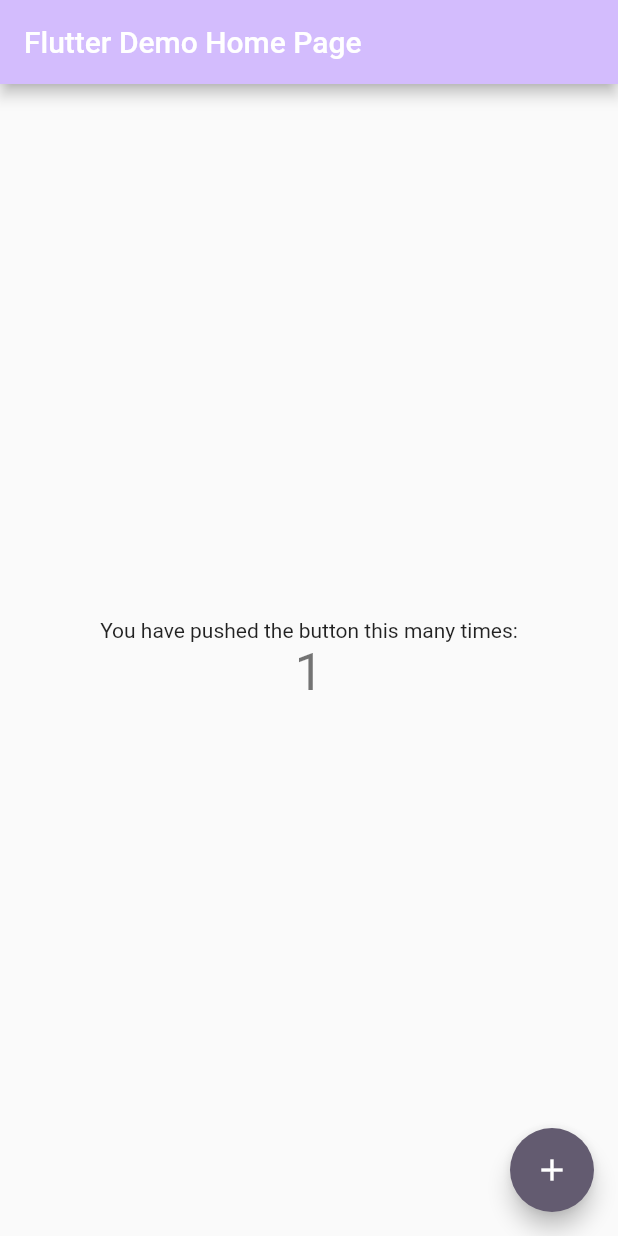
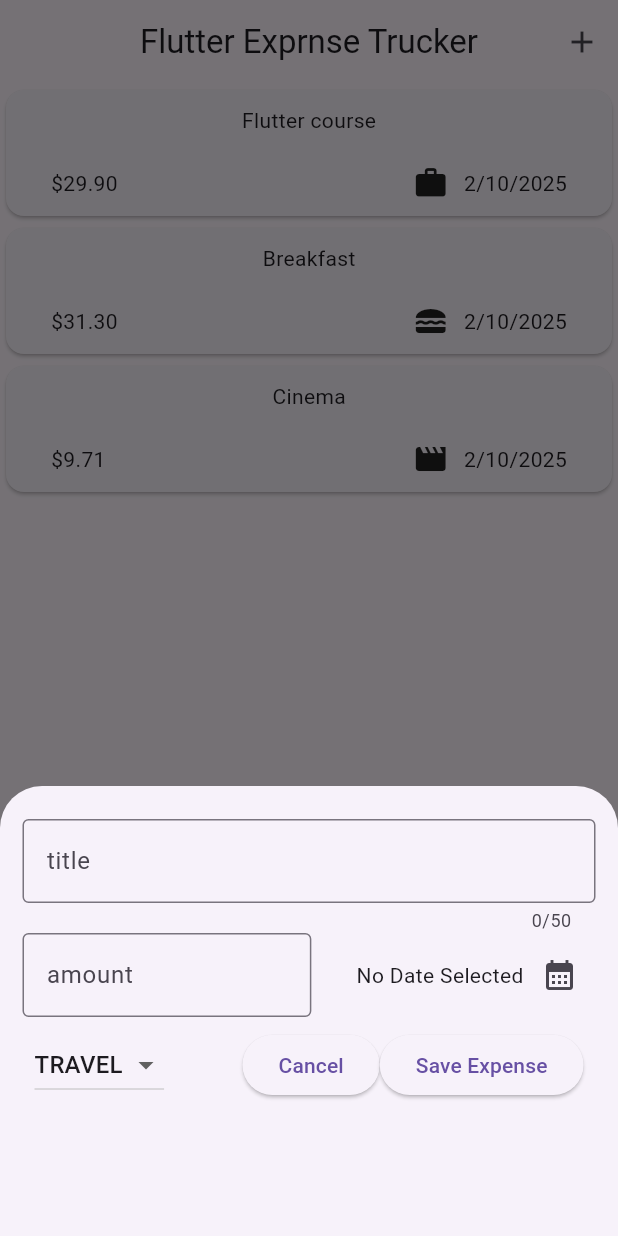
Before and after one commit to Zeina6699/Expenses-App, a Flutter app: the screen it shows after launch, after a tap on the "add" icon, on a phone screen of 412 x 824 dp. Run offline on Flutter 3.47's test engine with Material 3 defaults, Android fonts, the light colour scheme and no system bars.

Commit message:
create custom Drop Down Bottom

```diff
--- a/lib/Models/expense.dart
+++ b/lib/Models/expense.dart
@@ -1,13 +1,28 @@
 import 'package:flutter/material.dart';
 import 'package:uuid/uuid.dart';
+import 'package:intl/intl.dart';
+const uuid =Uuid();
 
-const uuid =Uuid();
+enum Category {food,travel,leisure,work}
+final dateTime=DateFormat.yMd();
+
+
+const categoryIcons = {
+  Category.food: Icons.lunch_dining,
+  Category.travel: Icons.flight_takeoff,
+  Category.leisure: Icons.movie,
+  Category.work: Icons.work,
+};
+
 
 class Expense {
   final String id;
   final String title;
   final double amount;
   final DateTime date;
+  final Category category;
 
-  Expense({required this.title, required this.amount, required this.date}):id=uuid.v4();
+  String get formattedDate{return dateTime.format(date);}
+
+  Expense({required this.category,required this.title, required this.amount, required this.date}):id=uuid.v4();
 }
--- /dev/null
+++ b/lib/Screens/expanses_Screen.dart
@@ -0,0 +1,43 @@
+import 'package:expansess_appp/Models/expense.dart';
+import 'package:expansess_appp/Widgets/expanses_list.dart';
+import 'package:expansess_appp/Widgets/new_expense.dart';
+import 'package:flutter/material.dart';
+
+class Expanses extends StatefulWidget {
+  const Expanses({super.key});
+
+  @override
+  State<Expanses> createState() => _ExpansesState();
+}
+
+class _ExpansesState extends State<Expanses> {
+final List<Expense> expenseList=[
+Expense(category: Category.work, title:'Flutter course', amount:29.9, date: DateTime.now()),
+Expense(category: Category.food, title:'Breakfast', amount:31.3, date: DateTime.now()),
+Expense(category: Category.leisure, title:'Cinema', amount:9.71, date: DateTime.now())
+];
+
+  @override
+  Widget build(BuildContext context) {
+    return Scaffold(
+      appBar: AppBar(title:const Text('Flutter Exprnse Trucker'),centerTitle: true,
+      actions: [IconButton(onPressed:(){
+                    showModalBottomSheet (context: context, builder:(context){
+      return NewExpense();
+});
+
+      }, icon:const Icon(Icons.add)) ],
+      ),
+      body:Center(
+        child:expanceListView(expenseList: expenseList)
+
+        // SingleChildScrollView(
+       //   child: Column(
+         //   children: [
+        //   ...expenseList.map((e)=>Text(e.title)
+       //   )],
+          ),
+        );
+
+  }
+}
--- /dev/null
+++ b/lib/Widgets/custom_drop_down_bottom.dart
@@ -0,0 +1,26 @@
+import 'package:expansess_appp/Models/expense.dart';
+import 'package:flutter/material.dart';
+
+class CustomDropDownBottom extends StatefulWidget {
+ CustomDropDownBottom({super.key, required this.selectedCategory});
+ Category selectedCategory;
+
+  @override
+  State<CustomDropDownBottom> createState() => _CustomDropDownBottomState();
+}
+
+class _CustomDropDownBottomState extends State<CustomDropDownBottom> {
+  @override
+  Widget build(BuildContext context) {
+     return DropdownButton(
+                dropdownColor: Colors.grey,
+                value: widget.selectedCategory,
+                items:Category.values.map((e)=>DropdownMenuItem(value: e, child: Text(e.name.toUpperCase()))).toList(),
+                onChanged:(newCat){
+                if(newCat==null){return;}
+                setState(() {
+                widget.selectedCategory=newCat;
+                });
+                });
+  }
+}
--- /dev/null
+++ b/lib/Widgets/custom_text_field.dart
@@ -0,0 +1,35 @@
+
+import 'package:flutter/material.dart';
+
+class CustomTextField extends StatelessWidget {
+ CustomTextField({
+    super.key,
+    required this.controller,
+     required this.title,
+    this.type,
+    this.maxLength,
+     this.prefixText
+  });
+
+  final TextEditingController controller;
+  final String title;
+  TextInputType? type;
+  int? maxLength;
+  String? prefixText;
+
+
+  @override
+  Widget build(BuildContext context) {
+    return TextField(
+      controller: controller,
+     // onChanged: saveTitle,
+      maxLength: maxLength,
+    keyboardType:type ,
+      decoration: InputDecoration(
+        prefixText:prefixText ,
+
+        border:const OutlineInputBorder(),
+        label: Text(title),),
+    );
+  }
+}
--- a/lib/Widgets/expanses.dart
+++ /dev/null
@@ -1,26 +0,0 @@
-import 'package:flutter/material.dart';
-
-class Expanses extends StatefulWidget {
-  const Expanses({super.key});
-
-  @override
-  State<Expanses> createState() => _ExpansesState();
-}
-
-class _ExpansesState extends State<Expanses> {
-  @override
-  Widget build(BuildContext context) {
-    return Scaffold(
-      appBar: AppBar(title: Text('data'),),
-      body: Center(
-        child: Column(
-
-          children: [
-            Text('data'),
-            Text('data')
-          ],
-        ),
-      ),
-    );
-  }
-}
--- /dev/null
+++ b/lib/Widgets/expanses_item.dart
@@ -0,0 +1,35 @@
+import 'package:expansess_appp/Models/expense.dart';
+import 'package:flutter/material.dart';
+
+class ExpansesItem extends StatelessWidget {
+  const ExpansesItem(this.expense, {super.key});
+  final Expense expense;
+  @override
+  Widget build(BuildContext context) {
+    return Card(
+      child: Padding(
+        padding:const EdgeInsets.symmetric(vertical: 10,horizontal: 30),
+        child: Column(
+          children: [
+            Text(expense.title),
+            const SizedBox(height: 20,),
+            Row(children: [
+              Text('\$${expense.amount.toStringAsFixed(2)}'),
+              const Spacer(),
+              Row(children: [
+                Icon(categoryIcons[expense.category]),
+              const SizedBox(width: 10,),
+                Text(expense.formattedDate)
+
+
+              ],
+
+
+              )
+            ],)
+          ],
+        ),
+      ),
+    );
+  }
+}
--- /dev/null
+++ b/lib/Widgets/expanses_list.dart
@@ -0,0 +1,21 @@
+import 'package:expansess_appp/Models/expense.dart';
+import 'package:expansess_appp/Widgets/expanses_item.dart';
+import 'package:flutter/material.dart';
+
+class expanceListView extends StatelessWidget {
+  const expanceListView({
+    super.key,
+    required this.expenseList,
+  });
+
+  final List<Expense> expenseList;
+
+  @override
+  Widget build(BuildContext context) {
+    return ListView.builder(
+      itemCount:expenseList.length,
+      itemBuilder:(context,index){
+      return ExpansesItem(expenseList[index]);
+    });
+  }
+}
--- /dev/null
+++ b/lib/Widgets/new_expense.dart
@@ -0,0 +1,87 @@
+
+
+import 'package:expansess_appp/Models/expense.dart';
+import 'package:expansess_appp/Widgets/custom_drop_down_bottom.dart';
+import 'package:expansess_appp/Widgets/custom_text_field.dart';
+import 'package:flutter/material.dart';
+import 'package:intl/intl.dart';
+
+class NewExpense extends StatefulWidget {
+  const NewExpense({super.key});
+
+  @override
+  State<NewExpense> createState() => _NewExpenseState();
+}
+
+
+
+class _NewExpenseState extends State<NewExpense> {
+
+/*  var title='';
+  void saveTitle(String inputValue){ setState(() {
+    title=inputValue;
+  }); }*/
+ final TextEditingController titleController=TextEditingController();
+ final TextEditingController amountController=TextEditingController();
+ DateTime? selectedDate;
+ Category selectedCategory=Category.travel;
+ final formatter=DateFormat().add_yMd();
+
+ @override
+  void dispose(){super.dispose();
+  titleController.dispose();
+  amountController.dispose();
+
+  }
+
+  @override
+  Widget build(BuildContext context) {
+    return  Container(height:300,width:double.infinity,
+   child:  Padding(
+     padding: const EdgeInsets.symmetric(vertical: 22,horizontal: 15),
+     child: SingleChildScrollView(
+       child: Column(children: [
+         CustomTextField(controller: titleController,title: 'title',maxLength: 50,),
+
+          Row(
+            mainAxisAlignment: MainAxisAlignment.spaceEvenly,
+            children: [
+              Expanded(
+          child:  CustomTextField(controller: amountController,title: 'amount',type: TextInputType.number,prefixText: '\$',),
+                ),
+
+               const  SizedBox(width: 30,),
+                  Row(
+
+                     children: [
+                      Text(selectedDate==null?'No Date Selected':formatter.format(selectedDate!) ),
+                       IconButton(onPressed: ()async{
+                        final now=DateTime.now();
+                        final firstDate=DateTime(now.year-1,now.month,now.day);
+                        final DateTime? pickedDate =await  showDatePicker(context: context, firstDate: firstDate, lastDate: now);
+                        setState(() {
+                          selectedDate=pickedDate;
+                        });
+
+                        //.then((value)=>print(value.toString())
+
+                       }, icon:const Icon( Icons.calendar_month))
+
+                  ],
+                ),
+           ]    )
+            ,
+
+      Padding(
+            padding:const  EdgeInsets.all(8.0),
+            child: Row(children: [
+              CustomDropDownBottom(selectedCategory: selectedCategory)
+                ,Spacer(),
+                     ElevatedButton( onPressed: (){Navigator.pop(context);}, child:const Text('Cancel'))
+                    ,ElevatedButton(onPressed: (){}, child:const Text('Save Expense'))],),
+          )
+        ],),
+     ),
+   ));
+  }
+}
--- a/lib/main.dart
+++ b/lib/main.dart
@@ -1,3 +1,4 @@
+import 'package:expansess_appp/Screens/expanses_Screen.dart';
 import 'package:flutter/material.dart';
 
 void main() {
@@ -13,113 +14,8 @@
     return MaterialApp(
       title: 'Flutter Demo',
       theme: ThemeData(
-        // This is the theme of your application.
-        //
-        // TRY THIS: Try running your application with "flutter run". You'll see
-        // the application has a purple toolbar. Then, without quitting the app,
-        // try changing the seedColor in the colorScheme below to Colors.green
-        // and then invoke "hot reload" (save your changes or press the "hot
-        // reload" button in a Flutter-supported IDE, or press "r" if you used
-        // the command line to start the app).
-        //
-        // Notice that the counter didn't reset back to zero; the application
-        // state is not lost during the reload. To reset the state, use hot
-        // restart instead.
-        //
-        // This works for code too, not just values: Most code changes can be
-        // tested with just a hot reload.
-        colorScheme: ColorScheme.fromSeed(seedColor: Colors.deepPurple),
-       useMaterial3:false,
+       useMaterial3:true,
       ),
-      home: const MyHomePage(title: 'Flutter Demo Home Page'),
-    );
+home: Expanses(),    );
   }
 }
-
-class MyHomePage extends StatefulWidget {
-  const MyHomePage({super.key, required this.title});
-
-  // This widget is the home page of your application. It is stateful, meaning
-  // that it has a State object (defined below) that contains fields that affect
-  // how it looks.
-
-  // This class is the configuration for the state. It holds the values (in this
-  // case the title) provided by the parent (in this case the App widget) and
-  // used by the build method of the State. Fields in a Widget subclass are
-  // always marked "final".
-
-  final String title;
-
-  @override
-  State<MyHomePage> createState() => _MyHomePageState();
-}
-
-class _MyHomePageState extends State<MyHomePage> {
-  int _counter = 0;
-
-  void _incrementCounter() {
-    setState(() {
-      // This call to setState tells the Flutter framework that something has
-      // changed in this State, which causes it to rerun the build method below
-      // so that the display can reflect the updated values. If we changed
-      // _counter without calling setState(), then the build method would not be
-      // called again, and so nothing would appear to happen.
-      _counter++;
-    });
-  }
-
-  @override
-  Widget build(BuildContext context) {
-    // This method is rerun every time setState is called, for instance as done
-    // by the _incrementCounter method above.
-    //
-    // The Flutter framework has been optimized to make rerunning build methods
-    // fast, so that you can just rebuild anything that needs updating rather
-    // than having to individually change instances of widgets.
-    return Scaffold(
-      appBar: AppBar(
-        // TRY THIS: Try changing the color here to a specific color (to
-        // Colors.amber, perhaps?) and trigger a hot reload to see the AppBar
-        // change color while the other colors stay the same.
-        backgroundColor: Theme.of(context).colorScheme.inversePrimary,
-        // Here we take the value from the MyHomePage object that was created by
-        // the App.build method, and use it to set our appbar title.
-        title: Text(widget.title),
-      ),
-      body: Center(
-        // Center is a layout widget. It takes a single child and positions it
-        // in the middle of the parent.
-        child: Column(
-          // Column is also a layout widget. It takes a list of children and
-          // arranges them vertically. By default, it sizes itself to fit its
-          // children horizontally, and tries to be as tall as its parent.
-          //
-          // Column has various properties to control how it sizes itself and
-          // how it positions its children. Here we use mainAxisAlignment to
-          // center the children vertically; the main axis here is the vertical
-          // axis because Columns are vertical (the cross axis would be
-          // horizontal).
-          //
-          // TRY THIS: Invoke "debug painting" (choose the "Toggle Debug Paint"
-          // action in the IDE, or press "p" in the console), to see the
-          // wireframe for each widget.
-          mainAxisAlignment: MainAxisAlignment.center,
-          children: <Widget>[
-            const Text(
-              'You have pushed the button this many times:',
-            ),
-            Text(
-              '$_counter',
-              style: Theme.of(context).textTheme.headlineMedium,
-            ),
-          ],
-        ),
-      ),
-      floatingActionButton: FloatingActionButton(
-        onPressed: _incrementCounter,
-        tooltip: 'Increment',
-        child: const Icon(Icons.add),
-      ), // This trailing comma makes auto-formatting nicer for build methods.
-    );
-  }
-}
--- a/pubspec.yaml
+++ b/pubspec.yaml
@@ -28,9 +28,6 @@
 # the latest version available on pub.dev. To see which dependencies have newer
 # versions available, run `flutter pub outdated`.
 dependencies:
-
-  # The following adds the Cupertino Icons font to your application.
-  # Use with the CupertinoIcons class for iOS style icons.
   cupertino_icons: ^1.0.8
   flutter:
     sdk: flutter
@@ -39,6 +36,7 @@
   flutter_lints: ^4.0.0
   flutter_test:
     sdk: flutter
+  intl: ^0.20.2
   uuid: ^4.5.1
 
 # For information on the generic Dart part of this file, see the
```
Also changed, not shown: lib/Widgets/expanses_list/expanses_item.dart (deleted), lib/Widgets/expanses_list/expanses_list.dart (deleted), pubspec.lock.
